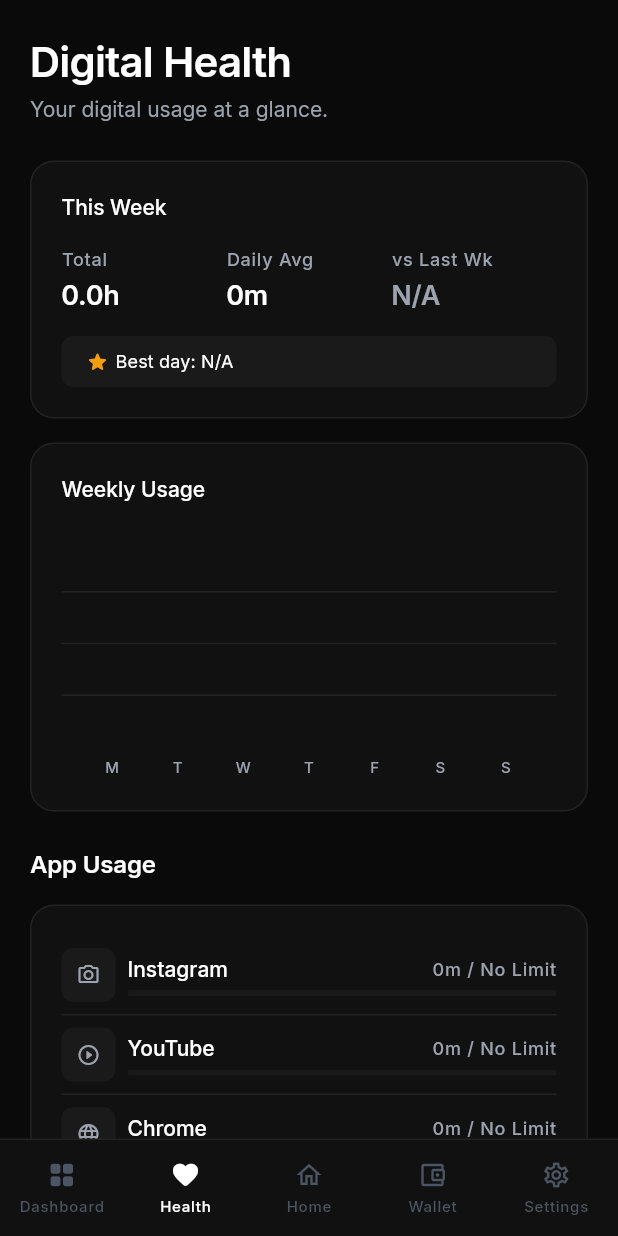
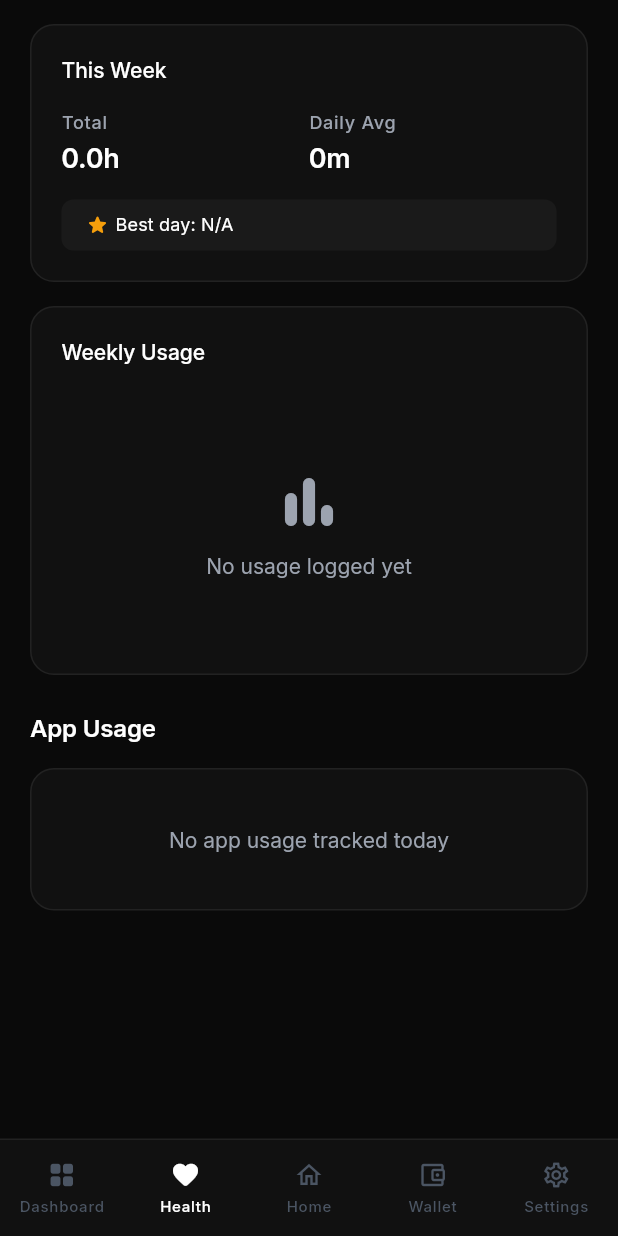
Before and after one commit to arqamkhxn/sayno, a Flutter app: the HealthScreen screen opened by its route, on a phone screen of 412 x 824 dp. Run offline on Flutter 3.47's test engine with Material 3 defaults, Android fonts, the phone set to English and light mode, and no system bars; drawn by our look-alikes of fl_chart; our stand-ins replace cloud_firestore, firebase_auth, firebase_core, firebase_messaging, flutter_local_notifications, flutter_riverpod and 7 more; accounts and stored records are empty; generated files the repository leaves out were written again; network calls fail.

Commit message:
refactor(health): redesign digital health screen layout & data binding
- health_screen.dart: wrapped layout in SafeArea, removed static titles,
  implemented dynamic App Usage filtering and descending sort, added empty
  state for zero usage apps.
- weekly_summary_card.dart: removed unverified vs Last Wk comparison column
- usage_chart.dart: added 'No usage logged yet' empty state for blank weeks
- app_usage_tile.dart: format unmetered apps as 'Unlimited' rather than 'No Limit'

```diff
--- a/lib/features/dashboard/presentation/widgets/daily_limit_card.dart
+++ b/lib/features/dashboard/presentation/widgets/daily_limit_card.dart
@@ -19,7 +19,7 @@ class DailyLimitCard extends StatelessWidget {
   final int limitMinutes;
 
   double get _progress =>
-      (usedMinutes / limitMinutes).clamp(0.0, 1.0);
+      limitMinutes == 0 ? 0.0 : (usedMinutes / limitMinutes).clamp(0.0, 1.0);
 
   int get _remainingMinutes => (limitMinutes - usedMinutes).clamp(0, limitMinutes);
 
--- a/lib/features/health/presentation/health_screen.dart
+++ b/lib/features/health/presentation/health_screen.dart
@@ -1,6 +1,7 @@
 import 'package:flutter/material.dart';
 import 'package:flutter_riverpod/flutter_riverpod.dart';
 
+import '../../../core/constants/app_colors.dart';
 import '../../../core/constants/app_sizes.dart';
 import '../../../core/constants/app_strings.dart';
 import '../../../shared/widgets/sayno_card.dart';
@@ -44,38 +45,37 @@ class HealthScreen extends ConsumerWidget {
     final appLimitsAsync = ref.watch(appLimitsProvider);
     final appLimits = appLimitsAsync.value ?? const {};
 
-    // Determine package names to show (popular defaults + any active usage packages)
-    final displayedPackages = <String>{
-      'com.instagram.android',
-      'com.google.android.youtube',
-      'com.android.chrome',
-      ...todayUsage.keys,
-    }.toList();
+    // Determine packages to show: only apps with usage > 0 or configured limit
+    final allPackages = <String>{...appLimits.keys, ...todayUsage.keys}.toList();
+    final displayedPackages = allPackages.where((package) {
+      final usedMinutes = todayUsage[package]?.inMinutes ?? 0;
+      final limitMinutes = appLimits[package]?.inMinutes;
+      return usedMinutes > 0 || limitMinutes != null;
+    }).toList();
+
+    // Sort descending by usage
+    displayedPackages.sort((a, b) {
+      final usageA = todayUsage[a]?.inMinutes ?? 0;
+      final usageB = todayUsage[b]?.inMinutes ?? 0;
+      return usageB.compareTo(usageA);
+    });
 
     final weeklyDataAsync = ref.watch(weeklyUsageProvider);
     final summaryDataAsync = ref.watch(weeklySummaryProvider);
 
     return SayNOScaffold(
-      body: Column(
+      body: SafeArea(
+        bottom: false,
+        child: SingleChildScrollView(
+          child: Column(
             crossAxisAlignment: CrossAxisAlignment.start,
             children: [
-          const SizedBox(height: AppSizes.lg),
-          Text(AppStrings.healthTitle, style: AppTextStyles.headlineLarge),
-          const SizedBox(height: AppSizes.xs),
-          Text(
-            'Your digital usage at a glance.',
-            style: AppTextStyles.bodyMedium.copyWith(
-              color: const Color(0xFF9CA3AF),
-            ),
-          ),
-          const SizedBox(height: AppSizes.lg),
-
+              const SizedBox(height: AppSizes.md),
               summaryDataAsync.when(
                 data: (summary) => WeeklySummaryCard(
                   totalHours: summary.totalHours,
                   dailyAvgMinutes: summary.dailyAvgMinutes,
                   bestDayLabel: summary.bestDayLabel,
-              improvementPercent: 0, // Requires more historical context to calculate accurately
                 ),
                 loading: () => const Center(child: CircularProgressIndicator()),
                 error: (err, stack) => const Center(child: Text('Unable to load stats')),
@@ -97,7 +97,17 @@ class HealthScreen extends ConsumerWidget {
           const SayNOSectionHeader(title: AppStrings.appUsage),
           const SizedBox(height: AppSizes.md),
           SayNOCard(
-            child: Column(
+            child: displayedPackages.isEmpty
+                ? Padding(
+                    padding: const EdgeInsets.all(AppSizes.md),
+                    child: Center(
+                      child: Text(
+                        'No app usage tracked today',
+                        style: AppTextStyles.bodyMedium.copyWith(color: AppColors.textSecondary),
+                      ),
+                    ),
+                  )
+                : Column(
                     children: [
                       for (int i = 0; i < displayedPackages.length; i++) ...[
                         if (i > 0) const Divider(),
@@ -123,6 +133,8 @@ class HealthScreen extends ConsumerWidget {
           const SizedBox(height: AppSizes.xxl),
         ],
       ),
+    ),
+  ),
 );
   }
 }
--- a/lib/features/health/presentation/widgets/app_usage_tile.dart
+++ b/lib/features/health/presentation/widgets/app_usage_tile.dart
@@ -62,7 +62,7 @@ class AppUsageTile extends StatelessWidget {
                         Text(
                           limit != null && limit > 0
                               ? '${_fmt(usedMinutes)} / ${_fmt(limit)}'
-                              : '${_fmt(usedMinutes)} / No Limit',
+                              : '${_fmt(usedMinutes)} / Unlimited',
                           style: AppTextStyles.labelMedium,
                         ),
                       ],
--- a/lib/features/health/presentation/widgets/usage_chart.dart
+++ b/lib/features/health/presentation/widgets/usage_chart.dart
@@ -26,7 +26,23 @@ class UsageChart extends StatelessWidget {
         children: [
           Text('Weekly Usage', style: AppTextStyles.titleMedium),
           const SizedBox(height: AppSizes.lg),
-          SizedBox(
+          if (weeklyData.every((val) => val == 0.0))
+            SizedBox(
+              height: 160,
+              child: Center(
+                child: Column(
+                  mainAxisAlignment: MainAxisAlignment.center,
+                  children: [
+                    const Icon(Icons.bar_chart_rounded, color: AppColors.textSecondary, size: 48),
+                    const SizedBox(height: AppSizes.sm),
+                    Text('No usage logged yet', style: AppTextStyles.bodyMedium.copyWith(color: AppColors.textSecondary)),
+                  ],
+                ),
+              ),
+            )
+          else
+            SizedBox(
+
             height: 160,
             child: BarChart(
               BarChartData(
--- a/lib/features/health/presentation/widgets/weekly_summary_card.dart
+++ b/lib/features/health/presentation/widgets/weekly_summary_card.dart
@@ -12,14 +12,12 @@ class WeeklySummaryCard extends StatelessWidget {
     required this.totalHours,
     required this.dailyAvgMinutes,
     required this.bestDayLabel,
-    required this.improvementPercent,
     super.key,
   });
 
   final double totalHours;
   final int dailyAvgMinutes;
   final String bestDayLabel;
-  final int improvementPercent;
 
   String _fmtAvg(int m) {
     final h = m ~/ 60;
@@ -47,15 +45,6 @@ class WeeklySummaryCard extends StatelessWidget {
                 child: SayNOStatTile(
                   label: 'Daily Avg',
                   value: _fmtAvg(dailyAvgMinutes),
-                ),
-              ),
-              Expanded(
-                child: SayNOStatTile(
-                  label: 'vs Last Wk',
-                  value: improvementPercent == 0 ? 'N/A' : '${improvementPercent > 0 ? '-' : '+'}${improvementPercent.abs()}%',
-                  valueColor: improvementPercent > 0
-                      ? AppColors.success
-                      : (improvementPercent == 0 ? AppColors.textSecondary : AppColors.danger),
                 ),
               ),
             ],
```
Also changed, not shown: lib/features/auth/application/auth_controller.dart (+16 -0 lines), lib/features/dashboard/presentation/dashboard_screen.dart (+69 -16 lines), lib/features/dashboard/presentation/widgets/status_banner.dart (+7 -2 lines). Lines whose indentation alone changed are shown as unchanged.
